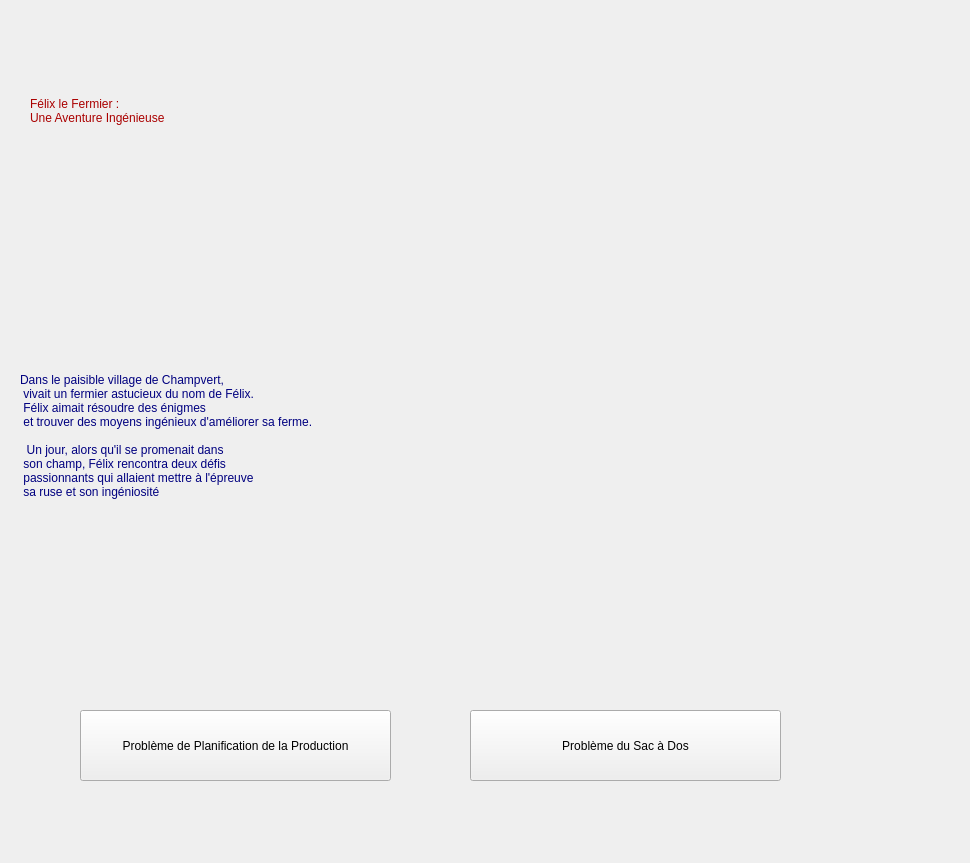
Qt form page2.ui (NaouresBzeouich/knapsack-ProductionPlanning) before a commit.
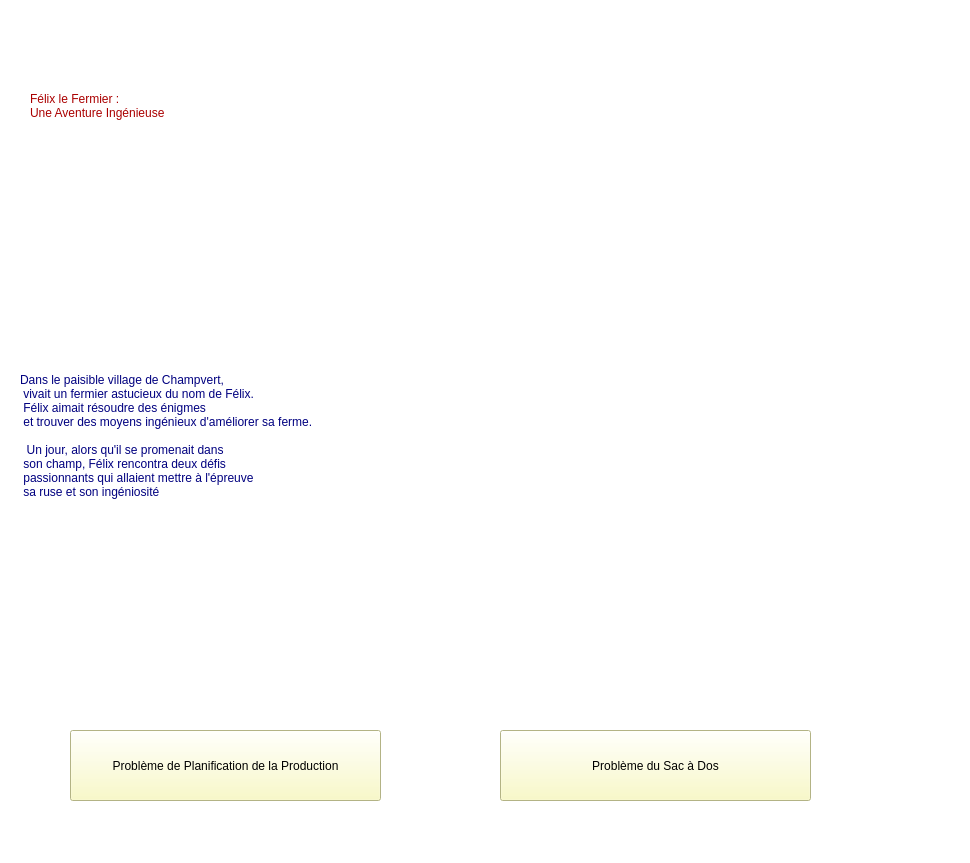
The same form after that commit.

Diff of the .ui file:
```diff
--- a/page2.ui
+++ b/page2.ui
@@ -13,13 +13,16 @@
   <property name="windowTitle">
    <string>Form</string>
   </property>
+  <property name="styleSheet">
+   <string notr="true">background-color: rgb(255, 255, 255);</string>
+  </property>
   <widget class="QLabel" name="title">
    <property name="geometry">
     <rect>
      <x>30</x>
      <y>20</y>
      <width>711</width>
-     <height>181</height>
+     <height>171</height>
     </rect>
    </property>
    <property name="styleSheet">
@@ -59,12 +62,17 @@
   <widget class="QPushButton" name="knapSack">
    <property name="geometry">
     <rect>
-     <x>470</x>
-     <y>710</y>
+     <x>500</x>
+     <y>730</y>
      <width>311</width>
      <height>71</height>
     </rect>
    </property>
+   <property name="styleSheet">
+    <string notr="true">background-color: rgb(250, 250, 186);
+border-color: rgb(170, 170, 127);
+font: 12pt &quot;Segoe UI&quot;;</string>
+   </property>
    <property name="text">
     <string>Problème du Sac à Dos</string>
    </property>
@@ -72,12 +80,17 @@
   <widget class="QPushButton" name="planningProduction">
    <property name="geometry">
     <rect>
-     <x>80</x>
-     <y>710</y>
+     <x>70</x>
+     <y>730</y>
      <width>311</width>
      <height>71</height>
     </rect>
    </property>
+   <property name="styleSheet">
+    <string notr="true">background-color: rgb(250, 250, 186);
+border-color: rgb(170, 170, 127);
+font: 12pt &quot;Segoe UI&quot;;</string>
+   </property>
    <property name="text">
     <string>Problème de Planification de la Production</string>
    </property>
```
Left out of the diff: 4 changed lines with no effect on the pictures.
